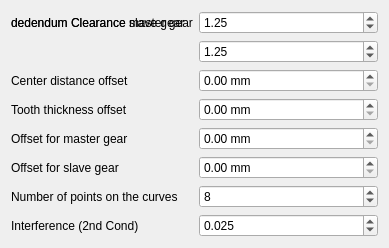
Qt form freecad/invgears/Resources/ui/additional.ui (sebasg84/InvGears) before a commit.
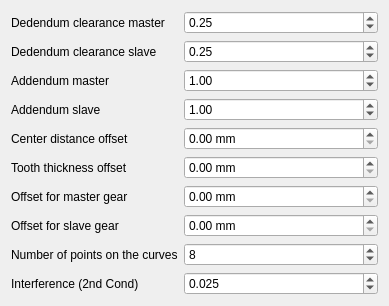
The same form after that commit.

Commit message: input field extended with addendum en dedendum.

Diff of the .ui file:
```diff
--- a/freecad/invgears/Resources/ui/additional.ui
+++ b/freecad/invgears/Resources/ui/additional.ui
@@ -14,6 +14,14 @@
    <string>Additional parameters</string>
   </property>
   <layout class="QGridLayout" name="gridLayout">
+  
+   <item row="0" column="0">
+    <widget class="QLabel" name="label">
+     <property name="text">
+      <string>Dedendum clearance master</string>
+     </property>
+    </widget>
+   </item>
    <item row="0" column="1">
     <widget class="QDoubleSpinBox" name="doubleSpinBox">
      <property name="sizePolicy">
@@ -29,12 +37,19 @@
       <double>0.050000000000000</double>
      </property>
      <property name="value">
-      <double>1.250000000000000</double>
+      <double>0.250000000000000</double>
+     </property>
+    </widget>
+   </item>
+   <item row="1" column="0">
+    <widget class="QLabel" name="label">
+     <property name="text">
+      <string>Dedendum clearance slave</string>
      </property>
     </widget>
    </item>
    <item row="1" column="1">
-    <widget class="QDoubleSpinBox" name="doubleSpinBox">
+    <widget class="QDoubleSpinBox" name="doubleSpinBox_7">
      <property name="sizePolicy">
       <sizepolicy hsizetype="Expanding" vsizetype="Fixed">
        <horstretch>0</horstretch>
@@ -48,90 +63,127 @@
       <double>0.050000000000000</double>
      </property>
      <property name="value">
-      <double>1.250000000000000</double>
-     </property>
-    </widget>
-   </item>
-   <item row="7" column="1">
-    <widget class="QSpinBox" name="spinBox">
-     <property name="value">
-      <number>8</number>
-     </property>
-    </widget>
-   </item>
-   <item row="5" column="0">
-    <widget class="QLabel" name="label_5">
-     <property name="text">
-      <string>Offset for master gear</string>
-     </property>
-    </widget>
-   </item>
-   <item row="5" column="1">
-    <widget class="QDoubleSpinBox" name="doubleSpinBox_4">
-     <property name="suffix">
-      <string> mm</string>
-     </property>
-     <property name="singleStep">
-      <double>0.050000000000000</double>
-     </property>
-    </widget>
-   </item>
-   <item row="3" column="0">
-    <widget class="QLabel" name="label_3">
-     <property name="text">
-      <string>Tooth thickness offset</string>
-     </property>
-    </widget>
-   </item>
-   <item row="0" column="0">
-    <widget class="QLabel" name="label">
-     <property name="text">
-      <string>dedendum Clearance master gear</string>
-     </property>
-    </widget>
-   </item>
-   <item row="0" column="0">
-    <widget class="QLabel" name="label">
-     <property name="text">
-      <string>dedendum Clearance slave gear</string>
+      <double>0.250000000000000</double>
      </property>
     </widget>
    </item>
    <item row="2" column="0">
+    <widget class="QLabel" name="label">
+     <property name="text">
+      <string>Addendum master</string>
+     </property>
+    </widget>
+   </item>
+   <item row="2" column="1">
+    <widget class="QDoubleSpinBox" name="doubleSpinBox_8">
+     <property name="sizePolicy">
+      <sizepolicy hsizetype="Expanding" vsizetype="Fixed">
+       <horstretch>0</horstretch>
+       <verstretch>0</verstretch>
+      </sizepolicy>
+     </property>
+     <property name="maximum">
+      <double>9.990000000000000</double>
+     </property>
+     <property name="singleStep">
+      <double>0.0010000000000000</double>
+     </property>
+     <property name="value">
+      <double>1.0000000000000</double>
+     </property>
+    </widget>
+   </item>
+   <item row="3" column="0">
+    <widget class="QLabel" name="label">
+     <property name="text">
+      <string>Addendum slave</string>
+     </property>
+    </widget>
+   </item>
+   <item row="3" column="1">
+    <widget class="QDoubleSpinBox" name="doubleSpinBox_9">
+     <property name="sizePolicy">
+      <sizepolicy hsizetype="Expanding" vsizetype="Fixed">
+       <horstretch>0</horstretch>
+       <verstretch>0</verstretch>
+      </sizepolicy>
+     </property>
+     <property name="maximum">
+      <double>9.990000000000000</double>
+     </property>
+     <property name="singleStep">
+      <double>0.0010000000000000</double>
+     </property>
+     <property name="value">
+      <double>1.0000000000000</double>
+     </property>
+    </widget>
+   </item>
+   <item row="4" column="0">
     <widget class="QLabel" name="label_2">
      <property name="text">
       <string>Center distance offset</string>
      </property>
     </widget>
    </item>
+   <item row="4" column="1">
+    <widget class="QDoubleSpinBox" name="doubleSpinBox_2">
+     <property name="suffix">
+      <string> mm</string>
+     </property>
+     <property name="maximum">
+      <double>9999.989999999999782</double>
+     </property>
+     <property name="singleStep">
+      <double>0.100000000000000</double>
+     </property>
+    </widget>
+   </item>
+   <item row="5" column="0">
+    <widget class="QLabel" name="label_3">
+     <property name="text">
+      <string>Tooth thickness offset</string>
+     </property>
+    </widget>
+   </item>
+   <item row="5" column="1">
+    <widget class="QDoubleSpinBox" name="doubleSpinBox_3">
+     <property name="suffix">
+      <string> mm</string>
+     </property>
+     <property name="maximum">
+      <double>9999.989999999999782</double>
+     </property>
+     <property name="singleStep">
+      <double>0.100000000000000</double>
+     </property>
+    </widget>
+   </item>
    <item row="6" column="0">
+    <widget class="QLabel" name="label_5">
+     <property name="text">
+      <string>Offset for master gear</string>
+     </property>
+    </widget>
+   </item>
+   <item row="6" column="1">
+    <widget class="QDoubleSpinBox" name="doubleSpinBox_4">
+     <property name="suffix">
+      <string> mm</string>
+     </property>
+     <property name="singleStep">
+      <double>0.050000000000000</double>
+     </property>
+    </widget>
+   </item>
+   <item row="7" column="0">
     <widget class="QLabel" name="label_6">
      <property name="text">
       <string>Offset for slave gear</string>
      </property>
     </widget>
    </item>
-   <item row="7" column="0">
-    <widget class="QLabel" name="label_7">
-     <property name="text">
-      <string>Number of points on the curves</string>
-     </property>
-    </widget>
-   </item>
-   <item row="3" column="1">
-    <widget class="QDoubleSpinBox" name="doubleSpinBox_3">
-     <property name="suffix">
-      <string> mm</string>
-     </property>
-     <property name="maximum">
-      <double>9999.989999999999782</double>
-     </property>
-     <property name="singleStep">
-      <double>0.100000000000000</double>
-     </property>
-    </widget>
-   </item>
-   <item row="6" column="1">
+   <item row="7" column="1">
     <widget class="QDoubleSpinBox" name="doubleSpinBox_5">
      <property name="suffix">
       <string> mm</string>
@@ -141,27 +193,28 @@
      </property>
     </widget>
    </item>
-   <item row="2" column="1">
-    <widget class="QDoubleSpinBox" name="doubleSpinBox_2">
-     <property name="suffix">
-      <string> mm</string>
-     </property>
-     <property name="maximum">
-      <double>9999.989999999999782</double>
-     </property>
-     <property name="singleStep">
-      <double>0.100000000000000</double>
-     </property>
-    </widget>
-   </item>
    <item row="8" column="0">
+    <widget class="QLabel" name="label_7">
+     <property name="text">
+      <string>Number of points on the curves</string>
+     </property>
+    </widget>
+   </item>
+   <item row="8" column="1">
+    <widget class="QSpinBox" name="spinBox">
+     <property name="value">
+      <number>8</number>
+     </property>
+    </widget>
+   </item>
+   <item row="9" column="0">
     <widget class="QLabel" name="label_4">
      <property name="text">
       <string>Interference (2nd Cond)</string>
      </property>
     </widget>
    </item>
-   <item row="8" column="1">
+   <item row="9" column="1">
     <widget class="QDoubleSpinBox" name="doubleSpinBox_6">
      <property name="decimals">
       <number>3</number>
```
Left out of the diff: 8 changed lines with no effect on the pictures. The commit also changes 11 other files.
